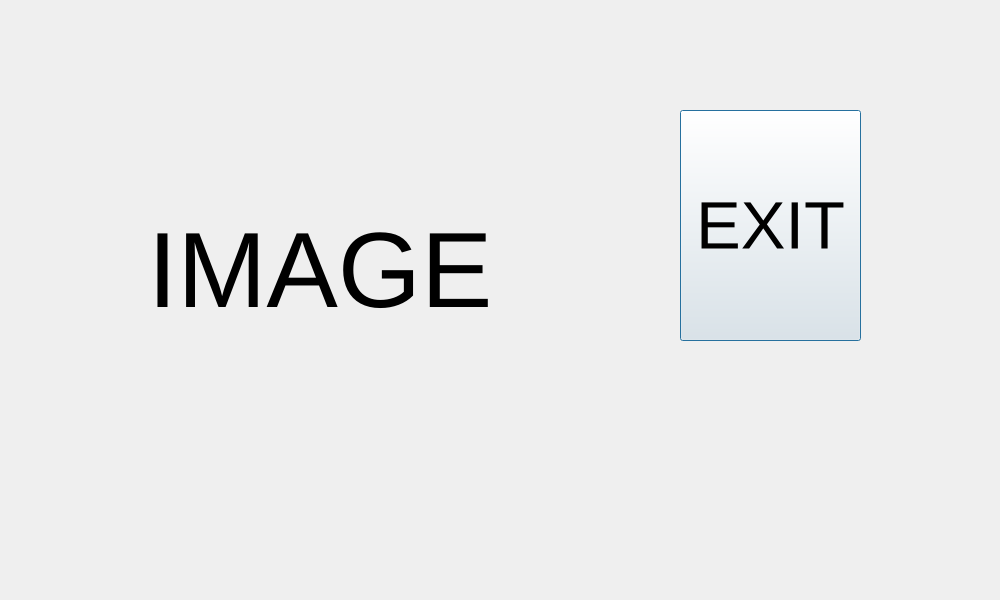
This is multimedia/project/singleimgdialog.ui in csyouk/Multimedia as Qt 5 draws it before an edit. The edited form follows.
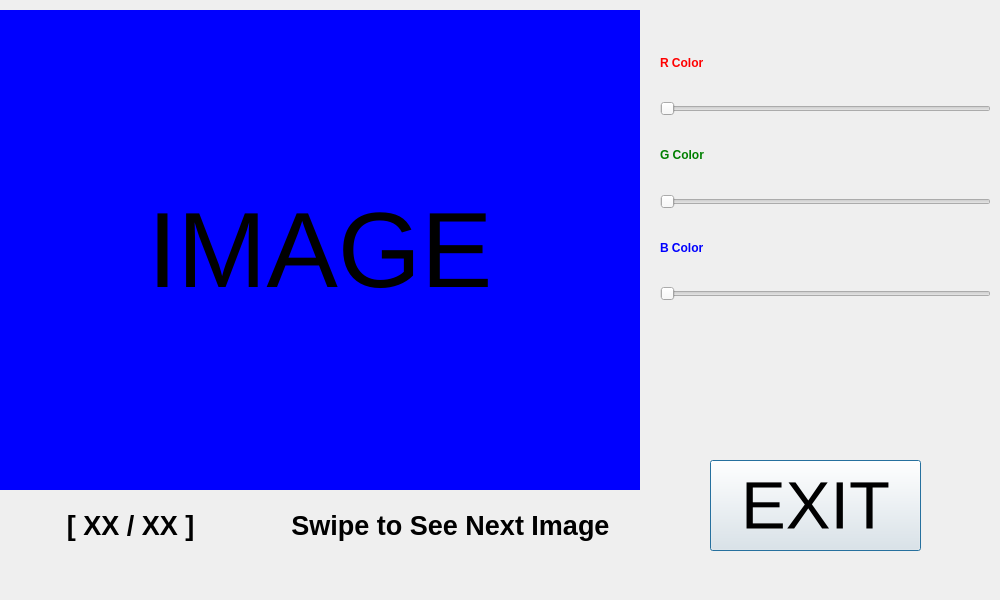
This is the edited form.

Diff of the .ui file:
```diff
--- a/multimedia/project/singleimgdialog.ui
+++ b/multimedia/project/singleimgdialog.ui
@@ -17,7 +17,7 @@
    <property name="geometry">
     <rect>
      <x>0</x>
-     <y>30</y>
+     <y>10</y>
      <width>640</width>
      <height>480</height>
     </rect>
@@ -27,6 +27,9 @@
      <pointsize>80</pointsize>
     </font>
    </property>
+   <property name="styleSheet">
+    <string notr="true">background-color:blue</string>
+   </property>
    <property name="text">
     <string>IMAGE</string>
    </property>
@@ -37,10 +40,10 @@
   <widget class="QPushButton" name="exitButton">
    <property name="geometry">
     <rect>
-     <x>680</x>
-     <y>110</y>
-     <width>181</width>
-     <height>231</height>
+     <x>710</x>
+     <y>460</y>
+     <width>211</width>
+     <height>91</height>
     </rect>
    </property>
    <property name="font">
@@ -52,6 +55,168 @@
     <string>EXIT</string>
    </property>
   </widget>
+  <widget class="QWidget" name="verticalLayoutWidget">
+   <property name="geometry">
+    <rect>
+     <x>660</x>
+     <y>30</y>
+     <width>331</width>
+     <height>271</height>
+    </rect>
+   </property>
+   <layout class="QVBoxLayout" name="verticalLayout">
+    <item>
+     <widget class="QLabel" name="rcolor">
+      <property name="font">
+       <font>
+        <weight>75</weight>
+        <bold>true</bold>
+       </font>
+      </property>
+      <property name="styleSheet">
+       <string notr="true">color:red;font-weight:bold;</string>
+      </property>
+      <property name="text">
+       <string>R Color</string>
+      </property>
+     </widget>
+    </item>
+    <item>
+     <widget class="QSlider" name="rslider">
+      <property name="sizePolicy">
+       <sizepolicy hsizetype="Minimum" vsizetype="Fixed">
+        <horstretch>0</horstretch>
+        <verstretch>0</verstretch>
+       </sizepolicy>
+      </property>
+      <property name="sizeIncrement">
+       <size>
+        <width>0</width>
+        <height>0</height>
+       </size>
+      </property>
+      <property name="font">
+       <font>
+        <pointsize>9</pointsize>
+       </font>
+      </property>
+      <property name="cursor">
+       <cursorShape>PointingHandCursor</cursorShape>
+      </property>
+      <property name="styleSheet">
+       <string notr="true">thick:20px</string>
+      </property>
+      <property name="orientation">
+       <enum>Qt::Horizontal</enum>
+      </property>
+      <property name="tickInterval">
+       <number>0</number>
+      </property>
+     </widget>
+    </item>
+    <item>
+     <widget class="QLabel" name="gcolor">
+      <property name="font">
+       <font>
+        <weight>75</weight>
+        <bold>true</bold>
+       </font>
+      </property>
+      <property name="styleSheet">
+       <string notr="true">color:green;font-weight:bold</string>
+      </property>
+      <property name="text">
+       <string>G Color</string>
+      </property>
+     </widget>
+    </item>
+    <item>
+     <widget class="QSlider" name="gslider">
+      <property name="cursor">
+       <cursorShape>PointingHandCursor</cursorShape>
+      </property>
+      <property name="orientation">
+       <enum>Qt::Horizontal</enum>
+      </property>
+     </widget>
+    </item>
+    <item>
+     <widget class="QLabel" name="bcolor">
+      <property name="font">
+       <font>
+        <weight>75</weight>
+        <bold>true</bold>
+       </font>
+      </property>
+      <property name="styleSheet">
+       <string notr="true">color:blue;font-weight:bold;</string>
+      </property>
+      <property name="text">
+       <string>B Color</string>
+      </property>
+     </widget>
+    </item>
+    <item>
+     <widget class="QSlider" name="bslider">
+      <property name="cursor">
+       <cursorShape>PointingHandCursor</cursorShape>
+      </property>
+      <property name="mouseTracking">
+       <bool>false</bool>
+      </property>
+      <property name="orientation">
+       <enum>Qt::Horizontal</enum>
+      </property>
+     </widget>
+    </item>
+   </layout>
+  </widget>
+  <widget class="QLabel" name="currentImgIndex">
+   <property name="geometry">
+    <rect>
+     <x>20</x>
+     <y>500</y>
+     <width>221</width>
+     <height>51</height>
+    </rect>
+   </property>
+   <property name="font">
+    <font>
+     <pointsize>20</pointsize>
+     <weight>75</weight>
+     <bold>true</bold>
+    </font>
+   </property>
+   <property name="text">
+    <string>[ XX / XX ]</string>
+   </property>
+   <property name="alignment">
+    <set>Qt::AlignCenter</set>
+   </property>
+  </widget>
+  <widget class="QLabel" name="label">
+   <property name="geometry">
+    <rect>
+     <x>260</x>
+     <y>500</y>
+     <width>381</width>
+     <height>51</height>
+    </rect>
+   </property>
+   <property name="font">
+    <font>
+     <pointsize>20</pointsize>
+     <weight>75</weight>
+     <bold>true</bold>
+    </font>
+   </property>
+   <property name="text">
+    <string>Swipe to See Next Image</string>
+   </property>
+   <property name="alignment">
+    <set>Qt::AlignCenter</set>
+   </property>
+  </widget>
  </widget>
  <resources/>
  <connections/>
```
